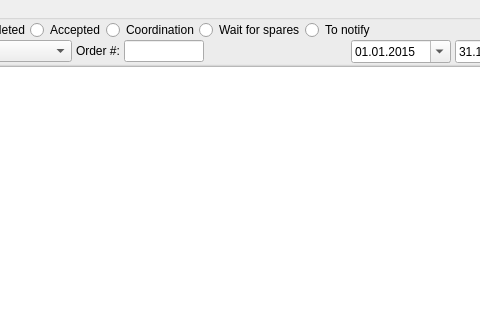
Before: the Qt Designer form RepairCenter/orderswidgetmaster.ui in Feo-d-oR/YARC, drawn with Qt 5; both pictures show x 100 to 580 and y 0 to 320 of the 1027 by 523 pixel window.
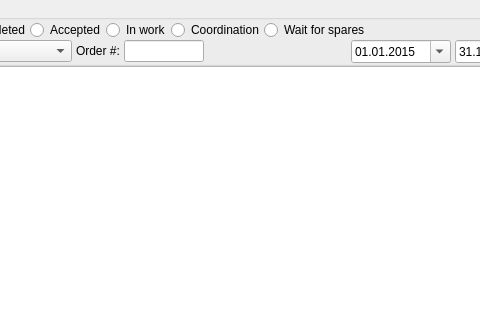
After: the same form once the commit is applied. Icons and pictures are not drawn.

The edit to the form file:
```diff
--- a/RepairCenter/orderswidgetmaster.ui
+++ b/RepairCenter/orderswidgetmaster.ui
@@ -136,6 +136,19 @@
           </property>
          </widget>
         </item>
+        <item>
+         <widget class="QRadioButton" name="rbInWork">
+          <property name="maximumSize">
+           <size>
+            <width>16777215</width>
+            <height>16777215</height>
+           </size>
+          </property>
+          <property name="text">
+           <string>In work</string>
+          </property>
+         </widget>
+        </item>
         <item alignment="Qt::AlignLeft">
          <widget class="QRadioButton" name="rbConsent">
           <property name="minimumSize">
@@ -174,19 +187,6 @@
           </property>
          </widget>
         </item>
-        <item alignment="Qt::AlignLeft">
-         <widget class="QRadioButton" name="rbCall">
-          <property name="maximumSize">
-           <size>
-            <width>16777215</width>
-            <height>16777215</height>
-           </size>
-          </property>
-          <property name="text">
-           <string>To notify</string>
-          </property>
-         </widget>
-        </item>
         <item>
          <spacer name="horizontalSpacer_3">
           <property name="orientation">
```
